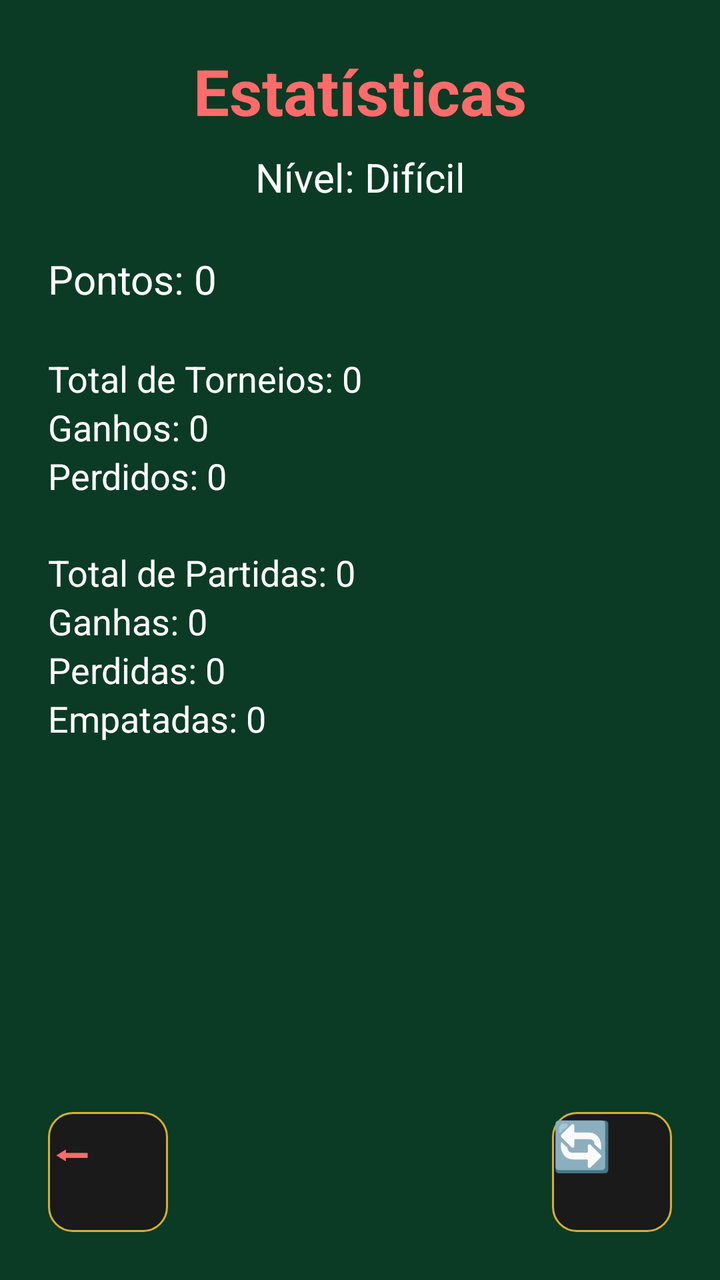
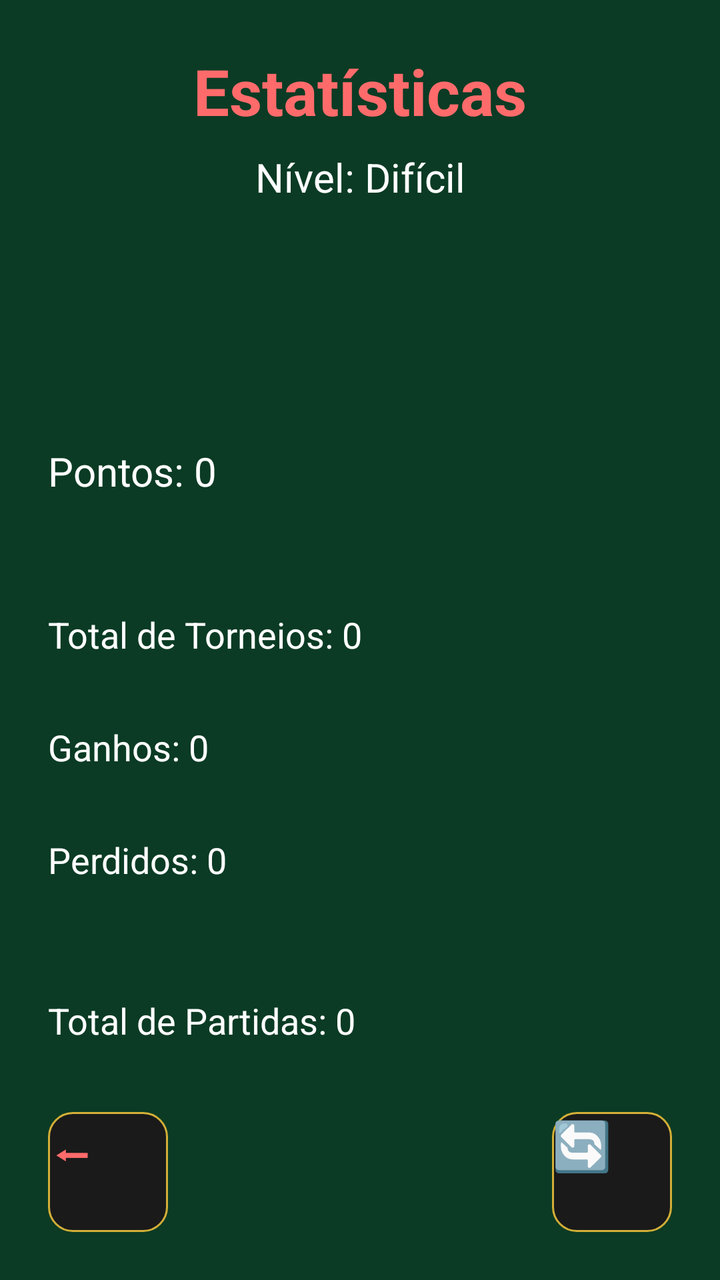

Compare the two renders of this Android layout. The source of the first and the diff that turns it into the second are given below.
<!-- AndroidManifest.xml: application theme Theme.Sonino.Splash -->
<!-- res/layout/activity_stats.xml -->
<?xml version="1.0" encoding="utf-8"?>
<androidx.constraintlayout.widget.ConstraintLayout xmlns:android="http://schemas.android.com/apk/res/android"
    xmlns:app="http://schemas.android.com/apk/res-auto"
    android:layout_width="match_parent"
    android:fitsSystemWindows="true"
    android:layout_height="match_parent"
    android:background="#0B3B24"
    android:padding="24dp">

    
    <TextView
        android:id="@+id/txtTituloStats"
        android:layout_width="wrap_content"
        android:layout_height="wrap_content"
        android:text="Estatísticas"
        android:textColor="#FF6B6B"
        android:textSize="32sp"
        android:textStyle="bold"
        app:layout_constraintEnd_toEndOf="parent"
        app:layout_constraintStart_toStartOf="parent"
        app:layout_constraintTop_toTopOf="parent" />

    
    <TextView
        android:id="@+id/txtNivelStats"
        android:layout_width="wrap_content"
        android:layout_height="wrap_content"
        android:layout_marginTop="8dp"
        android:text="Nível: Difícil"
        android:textColor="@color/branco"
        android:textSize="20sp"
        app:layout_constraintEnd_toEndOf="parent"
        app:layout_constraintStart_toStartOf="parent"
        app:layout_constraintTop_toBottomOf="@+id/txtTituloStats" />

    
    <ScrollView
        android:layout_width="match_parent"
    android:fitsSystemWindows="true"
        android:layout_height="0dp"
        android:layout_marginTop="24dp"
        app:layout_constraintBottom_toTopOf="@+id/btnVoltarStats"
        app:layout_constraintTop_toBottomOf="@+id/txtNivelStats">

        <LinearLayout
            android:layout_width="match_parent"
    android:fitsSystemWindows="true"
            android:layout_height="wrap_content"
            android:orientation="vertical"
            android:paddingBottom="16dp">

            <TextView
                android:id="@+id/txtPontos"
                android:layout_width="match_parent"
    android:fitsSystemWindows="true"
                android:layout_height="wrap_content"
                android:text="Pontos: 0"
                android:textColor="@color/branco"
                android:textSize="20sp"
                android:layout_marginBottom="24dp"/>

            <TextView
                android:id="@+id/txtTotalTorneios"
                android:layout_width="match_parent"
    android:fitsSystemWindows="true"
                android:layout_height="wrap_content"
                android:text="Total de Torneios: 0"
                android:textColor="@color/branco"
                android:textSize="18sp" />

            <TextView
                android:id="@+id/txtTorneiosGanhos"
                android:layout_width="match_parent"
    android:fitsSystemWindows="true"
                android:layout_height="wrap_content"
                android:text="Ganhos: 0"
                android:textColor="@color/branco"
                android:textSize="18sp" />

            <TextView
                android:id="@+id/txtTorneiosPerdidos"
                android:layout_width="match_parent"
    android:fitsSystemWindows="true"
                android:layout_height="wrap_content"
                android:text="Perdidos: 0"
                android:textColor="@color/branco"
                android:textSize="18sp"
                android:layout_marginBottom="24dp"/>

            <TextView
                android:id="@+id/txtTotalPartidas"
                android:layout_width="match_parent"
    android:fitsSystemWindows="true"
                android:layout_height="wrap_content"
                android:text="Total de Partidas: 0"
                android:textColor="@color/branco"
                android:textSize="18sp" />

            <TextView
                android:id="@+id/txtPartidasGanhas"
                android:layout_width="match_parent"
    android:fitsSystemWindows="true"
                android:layout_height="wrap_content"
                android:text="Ganhas: 0"
                android:textColor="@color/branco"
                android:textSize="18sp" />

            <TextView
                android:id="@+id/txtPartidasPerdidas"
                android:layout_width="match_parent"
    android:fitsSystemWindows="true"
                android:layout_height="wrap_content"
                android:text="Perdidas: 0"
                android:textColor="@color/branco"
                android:textSize="18sp" />

            <TextView
                android:id="@+id/txtPartidasEmpatadas"
                android:layout_width="match_parent"
    android:fitsSystemWindows="true"
                android:layout_height="wrap_content"
                android:text="Empatadas: 0"
                android:textColor="@color/branco"
                android:textSize="18sp" />
        </LinearLayout>
    </ScrollView>

    
    <Button
        android:id="@+id/btnVoltarStats"
        android:layout_width="60dp"
        android:layout_height="60dp"
        android:background="@drawable/btn_escuro"
        android:text="⬅"
        android:textColor="#FF6B6B"
        android:textSize="24sp"
        app:layout_constraintBottom_toBottomOf="parent"
        app:layout_constraintStart_toStartOf="parent" />

    
    <Button
        android:id="@+id/btnResetStats"
        android:layout_width="60dp"
        android:layout_height="60dp"
        android:background="@drawable/btn_escuro"
        android:text="🔄"
        android:textColor="@color/branco"
        android:textSize="24sp"
        app:layout_constraintBottom_toBottomOf="parent"
        app:layout_constraintEnd_toEndOf="parent" />

</androidx.constraintlayout.widget.ConstraintLayout>
<!-- resources referenced by this layout -->
<resources>
  <color name="branco">#FFFFFF</color>
  <!-- drawable btn_escuro (drawable) -->
  <?xml version="1.0" encoding="utf-8"?>
  <shape xmlns:android="http://schemas.android.com/apk/res/android">
      <solid android:color="@color/preto_fundo" />
      <corners android:radius="12dp" />
      <stroke android:width="1dp" android:color="@color/dourado" />
  </shape>
  <style name="Theme.Sonino.Splash" parent="Theme.SplashScreen">
          <item name="windowSplashScreenBackground">@color/verde_mesa</item>
          <item name="windowSplashScreenAnimatedIcon">@drawable/icone</item>
          <item name="postSplashScreenTheme">@style/Theme.Sonino</item>
      </style>
  <color name="preto_fundo">#1A1A1A</color>
  <color name="dourado">#D4AF37</color>
  <color name="verde_mesa">#063B1E</color>
  <style name="Theme.Sonino" parent="Theme.AppCompat.Light.NoActionBar">
          <item name="colorPrimary">#0B5E30</item>
          <item name="colorPrimaryDark">#0B5E30</item>
          <item name="colorAccent">#D4AF37</item>
      </style>
</resources>

<!-- the commit's change to res/layout/activity_stats.xml (unified diff, before → after) -->
@@ -2,6 +2,7 @@
 <androidx.constraintlayout.widget.ConstraintLayout xmlns:android="http://schemas.android.com/apk/res/android"
     xmlns:app="http://schemas.android.com/apk/res-auto"
     android:layout_width="match_parent"
+    android:paddingTop="32dp"
     android:fitsSystemWindows="true"
     android:layout_height="match_parent"
     android:background="#0B3B24"
@@ -36,6 +37,7 @@
     
     <ScrollView
         android:layout_width="match_parent"
+    android:paddingTop="32dp"
     android:fitsSystemWindows="true"
         android:layout_height="0dp"
         android:layout_marginTop="24dp"
@@ -44,6 +46,7 @@
 
         <LinearLayout
             android:layout_width="match_parent"
+    android:paddingTop="32dp"
     android:fitsSystemWindows="true"
             android:layout_height="wrap_content"
             android:orientation="vertical"
@@ -52,6 +55,7 @@
             <TextView
                 android:id="@+id/txtPontos"
                 android:layout_width="match_parent"
+    android:paddingTop="32dp"
     android:fitsSystemWindows="true"
                 android:layout_height="wrap_content"
                 android:text="Pontos: 0"
@@ -62,6 +66,7 @@
             <TextView
                 android:id="@+id/txtTotalTorneios"
                 android:layout_width="match_parent"
+    android:paddingTop="32dp"
     android:fitsSystemWindows="true"
                 android:layout_height="wrap_content"
                 android:text="Total de Torneios: 0"
@@ -71,6 +76,7 @@
             <TextView
                 android:id="@+id/txtTorneiosGanhos"
                 android:layout_width="match_parent"
+    android:paddingTop="32dp"
     android:fitsSystemWindows="true"
                 android:layout_height="wrap_content"
                 android:text="Ganhos: 0"
@@ -80,6 +86,7 @@
             <TextView
                 android:id="@+id/txtTorneiosPerdidos"
                 android:layout_width="match_parent"
+    android:paddingTop="32dp"
     android:fitsSystemWindows="true"
                 android:layout_height="wrap_content"
                 android:text="Perdidos: 0"
@@ -90,6 +97,7 @@
             <TextView
                 android:id="@+id/txtTotalPartidas"
                 android:layout_width="match_parent"
+    android:paddingTop="32dp"
     android:fitsSystemWindows="true"
                 android:layout_height="wrap_content"
                 android:text="Total de Partidas: 0"
@@ -99,6 +107,7 @@
             <TextView
                 android:id="@+id/txtPartidasGanhas"
                 android:layout_width="match_parent"
+    android:paddingTop="32dp"
     android:fitsSystemWindows="true"
                 android:layout_height="wrap_content"
                 android:text="Ganhas: 0"
@@ -108,6 +117,7 @@
             <TextView
                 android:id="@+id/txtPartidasPerdidas"
                 android:layout_width="match_parent"
+    android:paddingTop="32dp"
     android:fitsSystemWindows="true"
                 android:layout_height="wrap_content"
                 android:text="Perdidas: 0"
@@ -117,6 +127,7 @@
             <TextView
                 android:id="@+id/txtPartidasEmpatadas"
                 android:layout_width="match_parent"
+    android:paddingTop="32dp"
     android:fitsSystemWindows="true"
                 android:layout_height="wrap_content"
                 android:text="Empatadas: 0"
